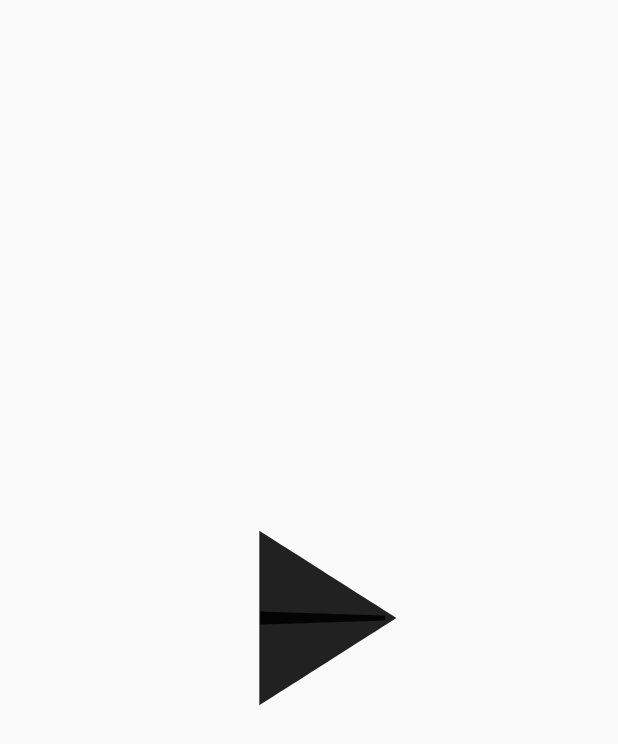
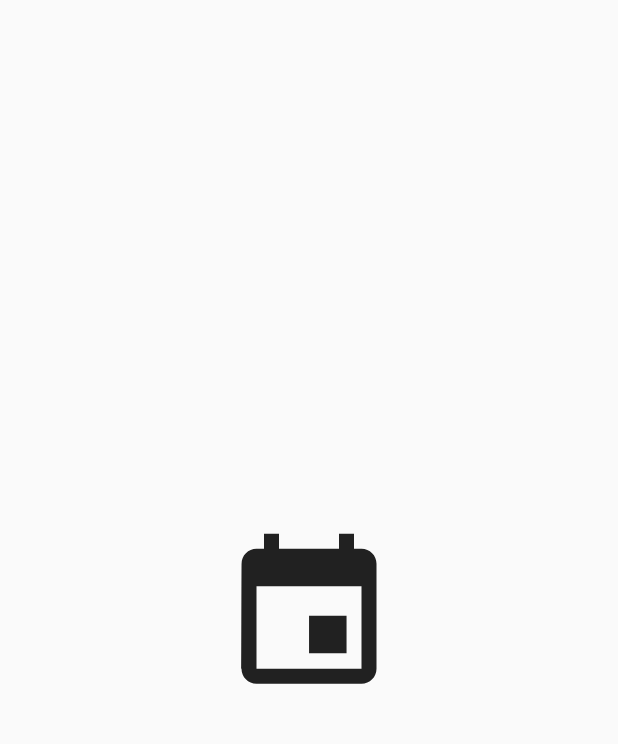
Before and after one commit to Adil-Ashfaq35/flutter_animated_icon, a Flutter app: the screen it shows after launch, on a phone screen of 412 x 824 dp. Shown: the top 744 px of the screen. Run offline on Flutter 3.47's test engine with Material 2 defaults, Android fonts, the phone set to English and light mode, and no system bars.

Commit message:
first commit

```diff
--- a/lib/view/myHomePage.dart
+++ b/lib/view/myHomePage.dart
@@ -32,10 +32,9 @@ class _MyHomePageState extends State<MyHomePage> with SingleTickerProviderStateM
         child: GestureDetector(
           onTap: _iconTapped,
           child: AnimatedIcon(
-            icon: AnimatedIcons.play_pause,
+            icon: AnimatedIcons.event_add,
             progress: _animationController,
-            size: 200,
-
+            size: 150,
           ),
         ),
       ),
```
